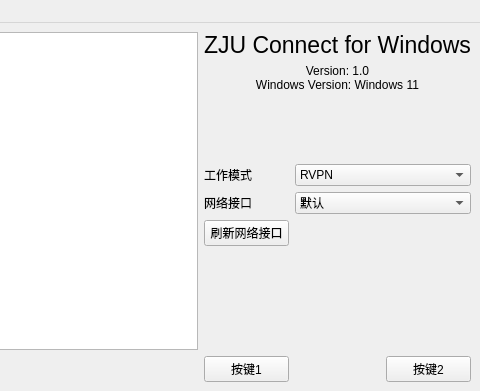
First picture: the form in mainwindow.ui, repository Mythologyli/ZJU-Connect-for-Windows, before the edit; both pictures show x 318 to 798 and y 0 to 391 of the 798 by 391 pixel window.
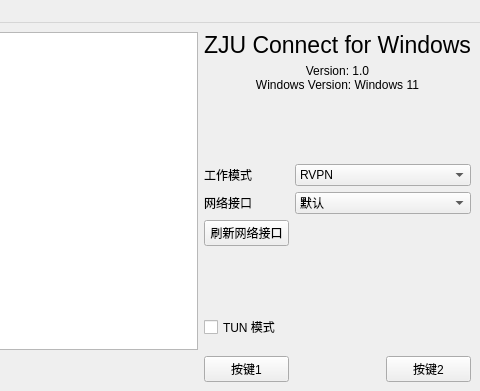
Second picture: the form after the edit.

```diff
--- a/mainwindow.ui
+++ b/mainwindow.ui
@@ -212,6 +212,22 @@
       </property>
      </spacer>
     </item>
+    <item row="7" column="1">
+     <widget class="QCheckBox" name="tunCheckBox">
+      <property name="sizePolicy">
+       <sizepolicy hsizetype="Minimum" vsizetype="Preferred">
+        <horstretch>0</horstretch>
+        <verstretch>0</verstretch>
+       </sizepolicy>
+      </property>
+      <property name="toolTip">
+       <string>启用 TUN 模式需要以管理员权限运行程序</string>
+      </property>
+      <property name="text">
+       <string>TUN 模式</string>
+      </property>
+     </widget>
+    </item>
    </layout>
   </widget>
   <widget class="QMenuBar" name="menubar">
```
